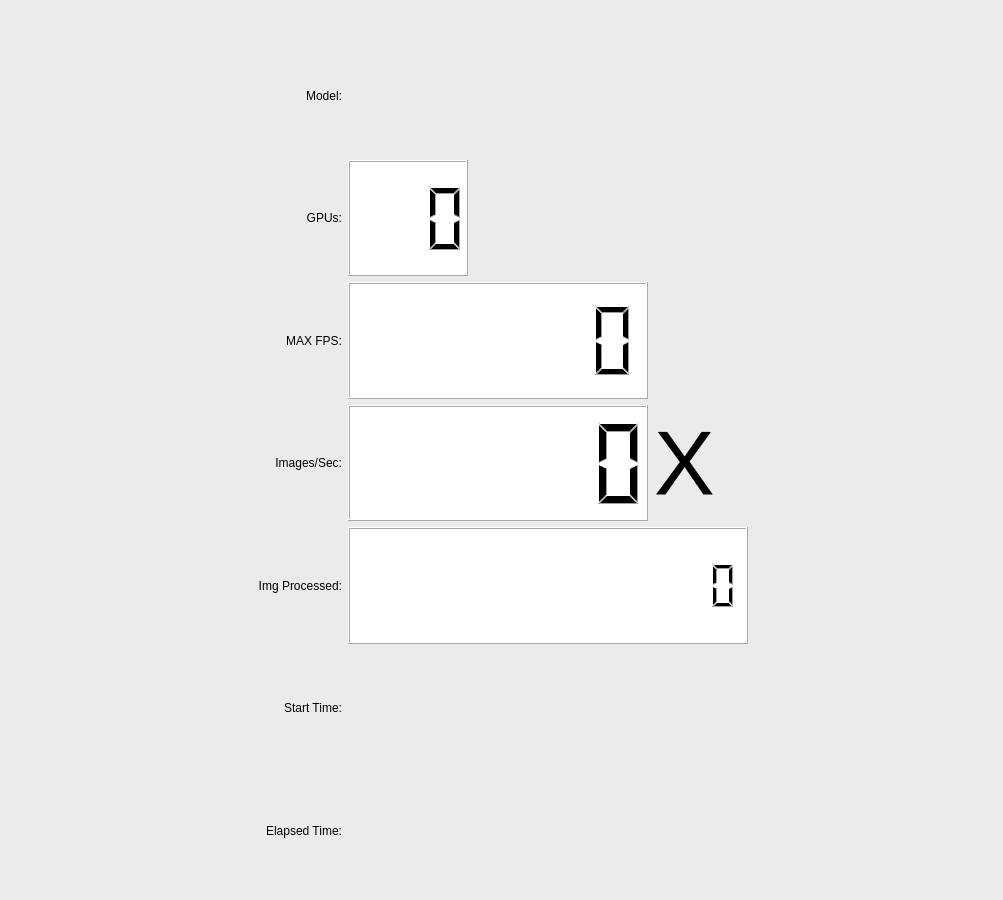
This is apps/cloud_inference/client_app/perf_graph.ui in japarada/MIVisionX as Qt 5 draws it before an edit. The edited form follows.
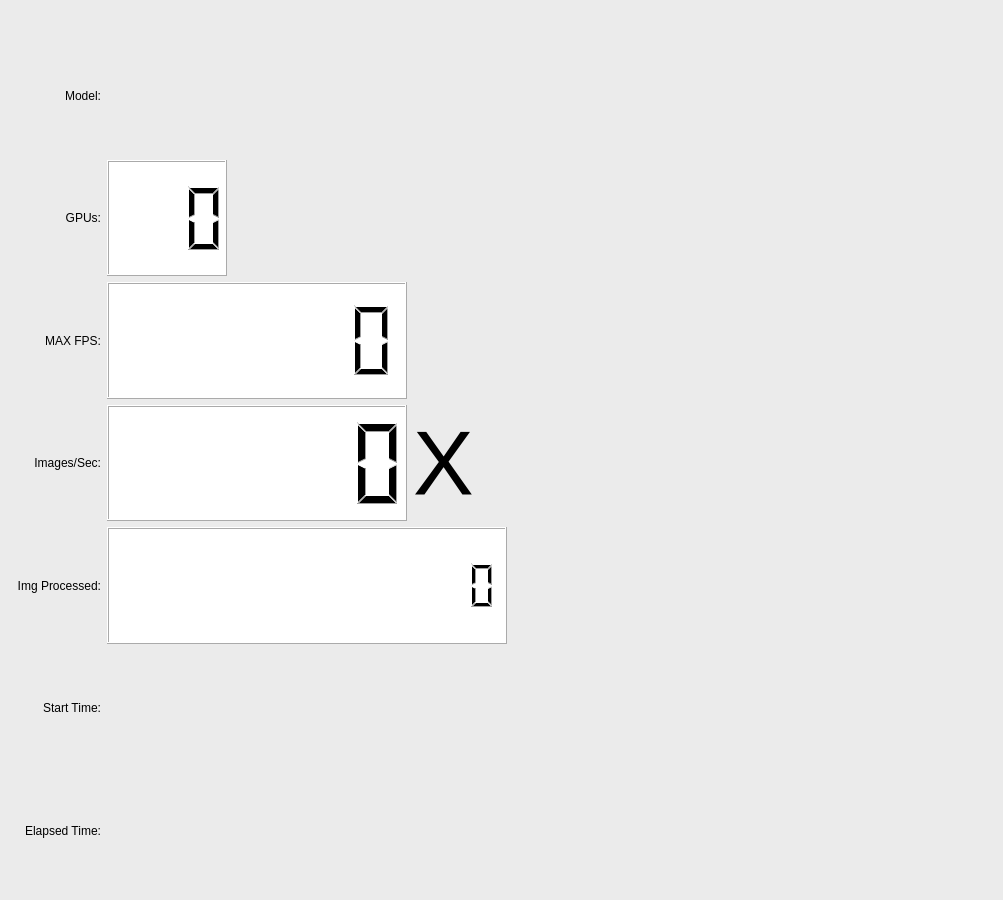
This is the edited form. Icons and pictures are not drawn.

Patch:
```diff
--- a/apps/cloud_inference/client_app/perf_graph.ui
+++ b/apps/cloud_inference/client_app/perf_graph.ui
@@ -462,19 +462,6 @@
      </property>
     </widget>
    </item>
-   <item row="1" column="0">
-    <spacer name="horizontalSpacer_4">
-     <property name="orientation">
-      <enum>Qt::Horizontal</enum>
-     </property>
-     <property name="sizeHint" stdset="0">
-      <size>
-       <width>242</width>
-       <height>20</height>
-      </size>
-     </property>
-    </spacer>
-   </item>
    <item row="7" column="1">
     <widget class="QLabel" name="ElapsedTimeName_label">
      <property name="maximumSize">
```
